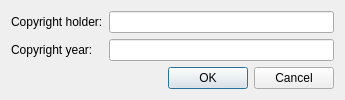
Qt form developer_mode_copyright_info.ui (chennes/AddonManager) before a commit.
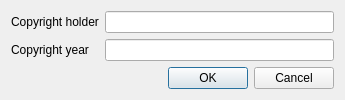
The same form after that commit.

What changed in the file:
```diff
--- a/developer_mode_copyright_info.ui
+++ b/developer_mode_copyright_info.ui
@@ -19,7 +19,7 @@
      <item row="0" column="0">
       <widget class="QLabel" name="label">
        <property name="text">
-        <string>Copyright holder:</string>
+        <string>Copyright holder</string>
        </property>
       </widget>
      </item>
@@ -29,7 +29,7 @@
      <item row="1" column="0">
       <widget class="QLabel" name="label_2">
        <property name="text">
-        <string>Copyright year:</string>
+        <string>Copyright year</string>
        </property>
       </widget>
      </item>
```
